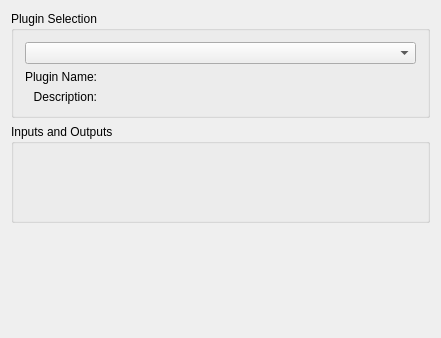
Before: the Qt Designer form src/libkstapp/filterfittab.ui in Kst-plot/kst, drawn with Qt 5.
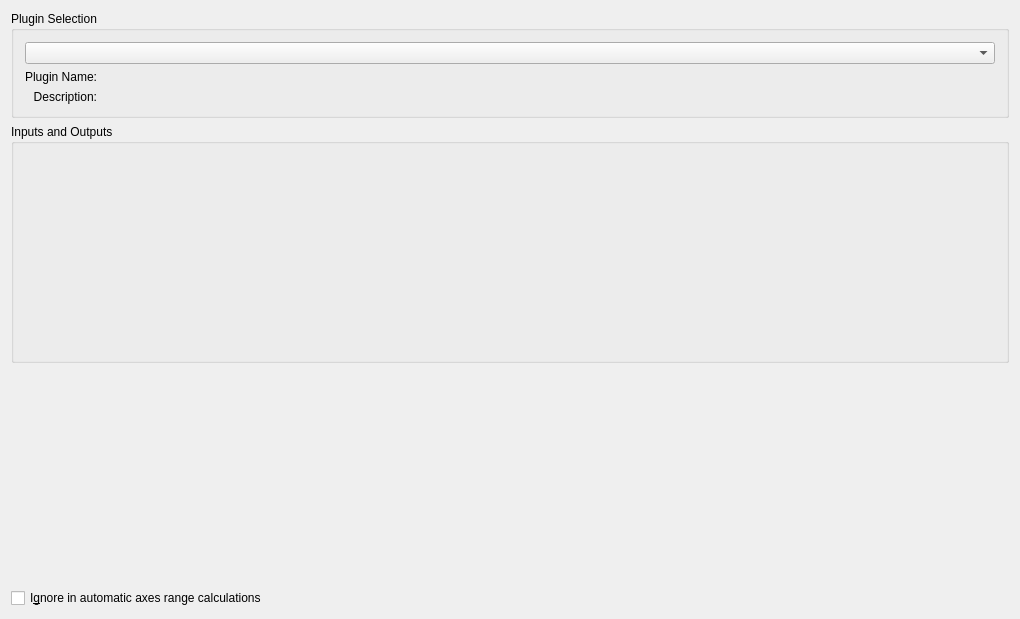
After: the same form once the commit is applied. Custom widgets are drawn as their Qt base class.

Commit message: Reload tab names from .kst files integral and differentiation should be filters Fix some annoying bugish things in filter dialogs Add curve placement widget to filter and fit dialogs

Patch:
```diff
--- a/src/libkstapp/filterfittab.ui
+++ b/src/libkstapp/filterfittab.ui
@@ -6,11 +6,11 @@
    <rect>
     <x>0</x>
     <y>0</y>
-    <width>441</width>
-    <height>338</height>
+    <width>1020</width>
+    <height>619</height>
    </rect>
   </property>
-  <layout class="QVBoxLayout" name="verticalLayout">
+  <layout class="QVBoxLayout" name="verticalLayout_3">
    <item>
     <widget class="QGroupBox" name="GroupBox9_3">
      <property name="sizePolicy">
@@ -84,12 +84,35 @@
     </widget>
    </item>
    <item>
-    <widget class="Kst::CurveAppearance" name="_curveAppearance" native="true"/>
+    <layout class="QHBoxLayout" name="horizontalLayout_4">
+     <item>
+      <layout class="QVBoxLayout" name="verticalLayout">
+       <item>
+        <widget class="Kst::CurveAppearance" name="_curveAppearance" native="true"/>
+       </item>
+       <item>
+        <widget class="QCheckBox" name="_ignoreAutoScale">
+         <property name="text">
+          <string>I&amp;gnore in automatic axes range calculations</string>
+         </property>
+        </widget>
+       </item>
+      </layout>
+     </item>
+     <item>
+      <widget class="Kst::CurvePlacement" name="_curvePlacement" native="true"/>
+     </item>
+    </layout>
    </item>
   </layout>
  </widget>
  <layoutdefault spacing="6" margin="11"/>
  <customwidgets>
+  <customwidget>
+   <class>Kst::CurvePlacement</class>
+   <extends>QWidget</extends>
+   <header>curveplacement.h</header>
+  </customwidget>
   <customwidget>
    <class>Kst::CurveAppearance</class>
    <extends>QWidget</extends>
```
The commit also changes 23 other files.
